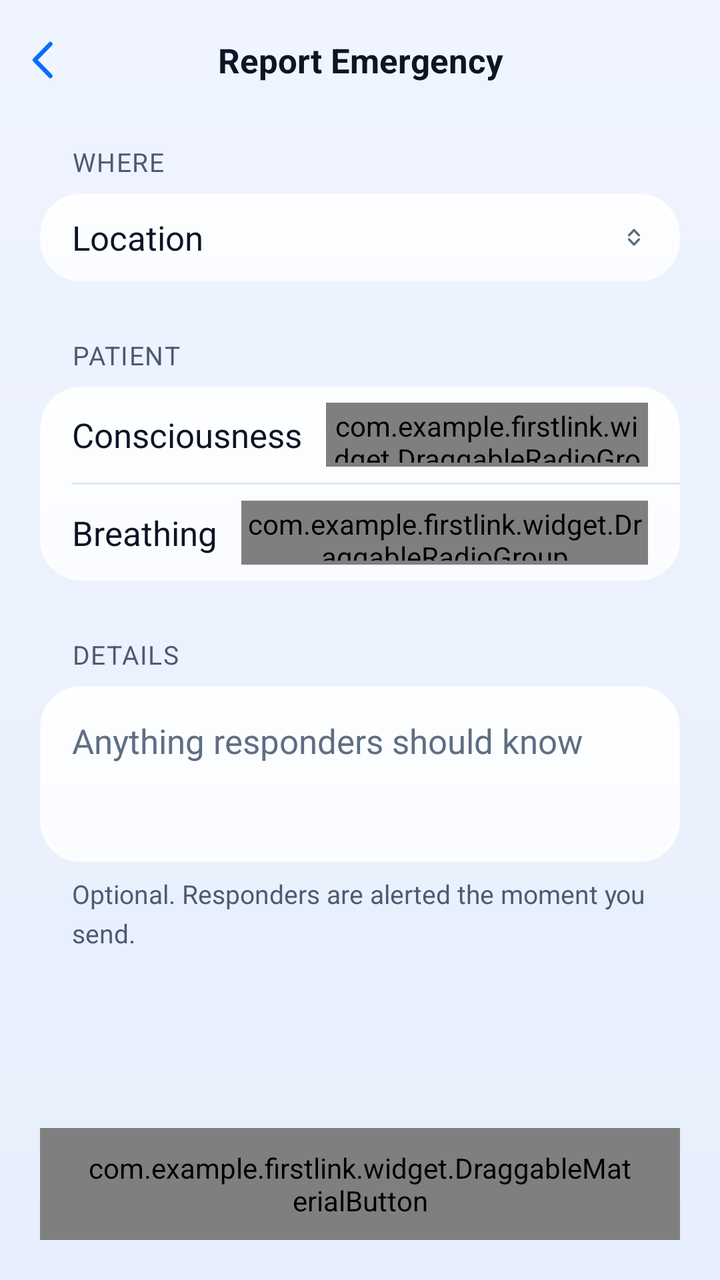
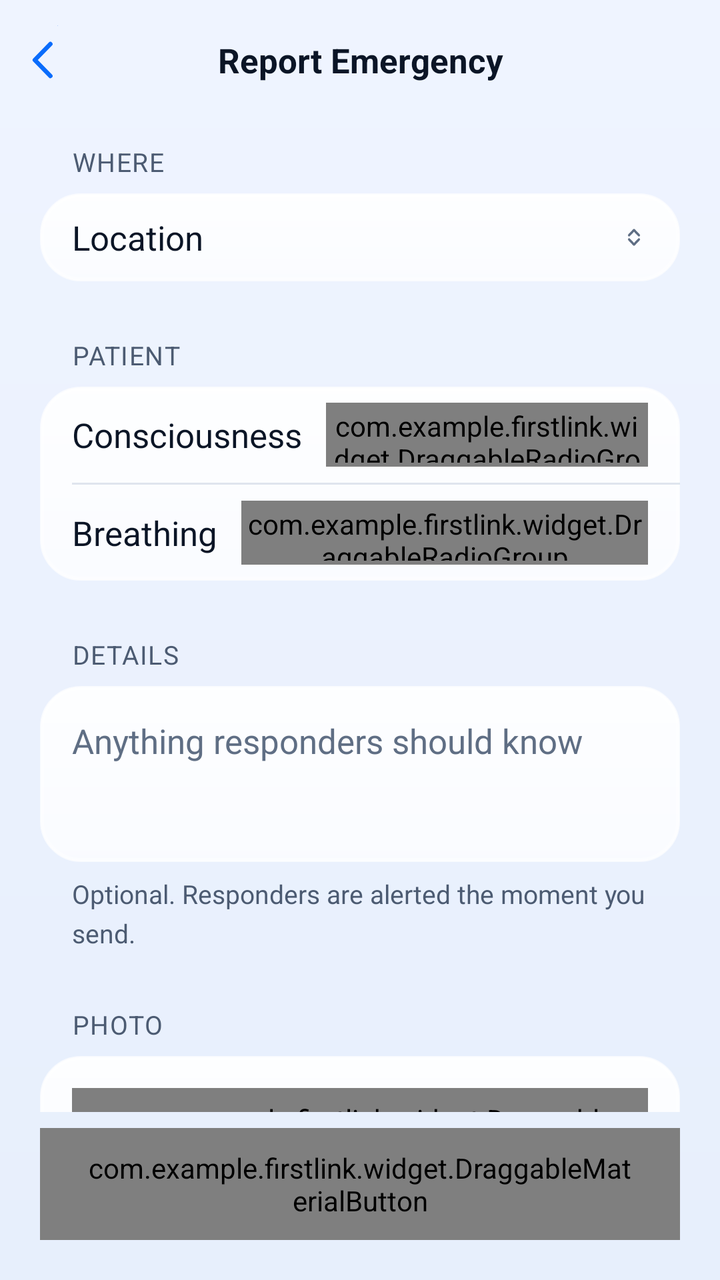

Compare the two renders of this Android layout. The source of the first and the diff that turns it into the second are given below.
<!-- AndroidManifest.xml: application theme Theme.FirstLink -->
<!-- res/layout/attendee_emergency.xml -->
<?xml version="1.0" encoding="utf-8"?>
<LinearLayout xmlns:android="http://schemas.android.com/apk/res/android"
    xmlns:app="http://schemas.android.com/apk/res-auto"
    android:id="@+id/attendee_emergency"
    android:fitsSystemWindows="true"
    android:layout_width="match_parent"
    android:layout_height="match_parent"
    android:background="@drawable/bg_page_glass"
    android:orientation="vertical">

    
    <FrameLayout
        android:layout_width="match_parent"
        android:layout_height="44dp"
        android:layout_marginTop="8dp">

        <TextView
            android:layout_width="match_parent"
            android:layout_height="match_parent"
            android:gravity="center"
            android:text="Report Emergency"
            android:textColor="@color/text_primary"
            android:textSize="17sp"
            android:textStyle="bold" />

        <ImageButton
            android:id="@+id/back_button"
            android:layout_width="44dp"
            android:layout_height="44dp"
            android:layout_gravity="start|center_vertical"
            android:background="?attr/selectableItemBackgroundBorderless"
            android:contentDescription="Back"
            android:padding="10dp"
            android:scaleType="fitCenter"
            android:src="@drawable/ic_back"
            android:tint="@color/brand_primary" />
    </FrameLayout>

    <ScrollView
        android:layout_width="match_parent"
        android:layout_height="0dp"
        android:layout_weight="1"
        android:clipToPadding="false"
        android:fillViewport="true"
        android:scrollbars="none">

        <LinearLayout
            android:layout_width="match_parent"
            android:layout_height="wrap_content"
            android:orientation="vertical"
            android:paddingBottom="24dp">

            
            <TextView
                android:layout_width="match_parent"
                android:layout_height="wrap_content"
                android:layout_marginStart="36dp"
                android:layout_marginTop="20dp"
                android:layout_marginEnd="36dp"
                android:layout_marginBottom="7dp"
                android:letterSpacing="0.04"
                android:text="Where"
                android:textAllCaps="true"
                android:textColor="@color/text_secondary"
                android:textSize="13sp" />

            <LinearLayout
                android:layout_width="match_parent"
                android:layout_height="wrap_content"
                android:layout_marginStart="20dp"
                android:layout_marginEnd="20dp"
                android:background="@drawable/bg_ios_group"
                android:orientation="vertical">

                <LinearLayout
                    android:layout_width="match_parent"
                    android:layout_height="44dp"
                    android:gravity="center_vertical"
                    android:orientation="horizontal">

                    <TextView
                        android:layout_width="wrap_content"
                        android:layout_height="wrap_content"
                        android:paddingStart="16dp"
                        android:paddingEnd="0dp"
                        android:text="Location"
                        android:textColor="@color/text_primary"
                        android:textSize="17sp" />

                    <Spinner
                        android:id="@+id/attendee_emergency_location_spinner"
                        android:layout_width="0dp"
                        android:layout_height="44dp"
                        android:layout_weight="1"
                        android:background="@null"
                        android:dropDownVerticalOffset="6dp"
                        android:dropDownWidth="match_parent"
                        android:overlapAnchor="false"
                        android:paddingStart="16dp"
                        android:paddingEnd="16dp"
                        android:popupBackground="@drawable/bg_dropdown_glass" />

                    <ImageView
                        android:layout_width="14dp"
                        android:layout_height="14dp"
                        android:layout_marginEnd="16dp"
                        android:contentDescription="@null"
                        android:src="@drawable/ic_sf_chevron_updown"
                        android:tint="@color/text_hint" />
                </LinearLayout>
            </LinearLayout>


            
            <TextView
                android:layout_width="match_parent"
                android:layout_height="wrap_content"
                android:layout_marginStart="36dp"
                android:layout_marginTop="28dp"
                android:layout_marginEnd="36dp"
                android:layout_marginBottom="7dp"
                android:letterSpacing="0.04"
                android:text="Patient"
                android:textAllCaps="true"
                android:textColor="@color/text_secondary"
                android:textSize="13sp" />

            <LinearLayout
                android:layout_width="match_parent"
                android:layout_height="wrap_content"
                android:layout_marginStart="20dp"
                android:layout_marginEnd="20dp"
                android:background="@drawable/bg_ios_group"
                android:orientation="vertical">

                <LinearLayout
                    android:layout_width="match_parent"
                    android:layout_height="wrap_content"
                    android:gravity="center_vertical"
                    android:minHeight="44dp"
                    android:orientation="horizontal"
                    android:paddingStart="16dp"
                    android:paddingTop="8dp"
                    android:paddingEnd="16dp"
                    android:paddingBottom="8dp">

                    <TextView
                        android:layout_width="wrap_content"
                        android:layout_height="wrap_content"
                        android:layout_marginEnd="12dp"
                        android:text="Consciousness"
                        android:textColor="@color/text_primary"
                        android:textSize="17sp" />

                    <com.example.firstlink.widget.DraggableRadioGroup
                        android:id="@+id/attendee_emergency_consciousness_group"
                        android:layout_width="0dp"
                        android:layout_height="32dp"
                        android:layout_weight="1"
                        android:background="@drawable/bg_ios_seg_track"
                        android:orientation="horizontal"
                        android:padding="2dp">

                        <RadioButton
                            android:id="@+id/attendee_emergency_conscious"
                            android:layout_width="0dp"
                            android:layout_height="match_parent"
                            android:layout_weight="1"
                            android:background="@drawable/bg_ios_seg_item"
                            android:button="@null"
                            android:gravity="center"
                            android:paddingStart="0dp"
                            android:paddingEnd="0dp"
                            android:text="Awake"
                            android:textColor="@color/text_primary"
                            android:textSize="13sp" />

                        <RadioButton
                            android:id="@+id/attendee_emergency_unconscious"
                            android:layout_width="0dp"
                            android:layout_height="match_parent"
                            android:layout_weight="1"
                            android:background="@drawable/bg_ios_seg_item"
                            android:button="@null"
                            android:gravity="center"
                            android:paddingStart="0dp"
                            android:paddingEnd="0dp"
                            android:text="Out"
                            android:textColor="@color/text_primary"
                            android:textSize="13sp" />

                        <RadioButton
                            android:id="@+id/attendee_emergency_consciousness_unknown"
                            android:layout_width="0dp"
                            android:layout_height="match_parent"
                            android:layout_weight="1"
                            android:background="@drawable/bg_ios_seg_item"
                            android:button="@null"
                            android:gravity="center"
                            android:paddingStart="0dp"
                            android:paddingEnd="0dp"
                            android:text="?"
                            android:textColor="@color/text_primary"
                            android:textSize="13sp" />
                    </com.example.firstlink.widget.DraggableRadioGroup>
                </LinearLayout>

                <View
                    android:layout_width="match_parent"
                    android:layout_height="1dp"
                    android:layout_marginStart="16dp"
                    android:background="@drawable/bg_ios_separator" />

                <LinearLayout
                    android:layout_width="match_parent"
                    android:layout_height="wrap_content"
                    android:gravity="center_vertical"
                    android:minHeight="44dp"
                    android:orientation="horizontal"
                    android:paddingStart="16dp"
                    android:paddingTop="8dp"
                    android:paddingEnd="16dp"
                    android:paddingBottom="8dp">

                    <TextView
                        android:layout_width="wrap_content"
                        android:layout_height="wrap_content"
                        android:layout_marginEnd="12dp"
                        android:text="Breathing"
                        android:textColor="@color/text_primary"
                        android:textSize="17sp" />

                    <com.example.firstlink.widget.DraggableRadioGroup
                        android:id="@+id/attendee_emergency_breathing_group"
                        android:layout_width="0dp"
                        android:layout_height="32dp"
                        android:layout_weight="1"
                        android:background="@drawable/bg_ios_seg_track"
                        android:orientation="horizontal"
                        android:padding="2dp">

                        <RadioButton
                            android:id="@+id/attendee_emergency_breathing"
                            android:layout_width="0dp"
                            android:layout_height="match_parent"
                            android:layout_weight="1"
                            android:background="@drawable/bg_ios_seg_item"
                            android:button="@null"
                            android:gravity="center"
                            android:paddingStart="0dp"
                            android:paddingEnd="0dp"
                            android:text="Yes"
                            android:textColor="@color/text_primary"
                            android:textSize="13sp" />

                        <RadioButton
                            android:id="@+id/attendee_emergency_not_breathing"
                            android:layout_width="0dp"
                            android:layout_height="match_parent"
                            android:layout_weight="1"
                            android:background="@drawable/bg_ios_seg_item"
                            android:button="@null"
                            android:gravity="center"
                            android:paddingStart="0dp"
                            android:paddingEnd="0dp"
                            android:text="No"
                            android:textColor="@color/text_primary"
                            android:textSize="13sp" />

                        <RadioButton
                            android:id="@+id/attendee_emergency_breathing_unknown"
                            android:layout_width="0dp"
                            android:layout_height="match_parent"
                            android:layout_weight="1"
                            android:background="@drawable/bg_ios_seg_item"
                            android:button="@null"
                            android:gravity="center"
                            android:paddingStart="0dp"
                            android:paddingEnd="0dp"
                            android:text="?"
                            android:textColor="@color/text_primary"
                            android:textSize="13sp" />
                    </com.example.firstlink.widget.DraggableRadioGroup>
                </LinearLayout>
            </LinearLayout>

            
            <TextView
                android:layout_width="match_parent"
                android:layout_height="wrap_content"
                android:layout_marginStart="36dp"
                android:layout_marginTop="28dp"
                android:layout_marginEnd="36dp"
                android:layout_marginBottom="7dp"
                android:letterSpacing="0.04"
                android:text="Details"
                android:textAllCaps="true"
                android:textColor="@color/text_secondary"
                android:textSize="13sp" />

            <LinearLayout
                android:layout_width="match_parent"
                android:layout_height="wrap_content"
                android:layout_marginStart="20dp"
                android:layout_marginEnd="20dp"
                android:background="@drawable/bg_ios_group"
                android:orientation="vertical">

                <EditText
                    android:id="@+id/attendee_emergency_description"
                    android:layout_width="match_parent"
                    android:layout_height="wrap_content"
                    android:background="@null"
                    android:gravity="top|start"
                    android:hint="Anything responders should know"
                    android:inputType="textCapSentences|textMultiLine"
                    android:lineSpacingMultiplier="1.25"
                    android:maxLines="6"
                    android:minHeight="88dp"
                    android:padding="16dp"
                    android:textColor="@color/text_primary"
                    android:textColorHint="@color/text_hint"
                    android:textSize="17sp" />
            </LinearLayout>

            <TextView
                android:layout_width="match_parent"
                android:layout_height="wrap_content"
                android:layout_marginStart="36dp"
                android:layout_marginTop="7dp"
                android:layout_marginEnd="36dp"
                android:lineSpacingMultiplier="1.25"
                android:text="Optional. Responders are alerted the moment you send."
                android:textColor="@color/text_secondary"
                android:textSize="13sp" />
        </LinearLayout>
    </ScrollView>

    
    <LinearLayout
        android:layout_width="match_parent"
        android:layout_height="wrap_content"
        android:orientation="vertical"
        android:paddingStart="20dp"
        android:paddingTop="8dp"
        android:paddingEnd="20dp"
        android:paddingBottom="20dp">

        <com.example.firstlink.widget.DraggableMaterialButton
            android:id="@+id/attendee_emergency_send_button"
            style="@style/Widget.FirstLink.Button.Danger"
            android:layout_width="match_parent"
            android:layout_height="56dp"
            android:elevation="0dp"
            android:insetTop="0dp"
            android:insetBottom="0dp"
            android:stateListAnimator="@null"
            android:text="Send Emergency"
            android:textColor="@color/white"
            android:textSize="17sp"
            android:textStyle="bold"
            app:backgroundTint="@color/danger"
            app:cornerRadius="28dp"
            app:elevation="0dp"
            app:icon="@drawable/ic_sf_exclamationmark_triangle_fill"
            app:iconGravity="textStart"
            app:iconPadding="8dp"
            app:iconSize="20dp"
            app:iconTint="@color/white"
            app:strokeWidth="0dp" />
    </LinearLayout>
</LinearLayout>
<!-- resources referenced by this layout -->
<resources>
  <color name="brand_primary">#0A6CFC</color>
  <color name="danger">#D70015</color>
  <color name="text_hint">#5F6E84</color>
  <color name="text_primary">#0B1526</color>
  <color name="text_secondary">#4C5B72</color>
  <color name="white">#FFFFFFFF</color>
  <!-- drawable bg_ios_separator (drawable) -->
  <?xml version="1.0" encoding="utf-8"?>
  <shape xmlns:android="http://schemas.android.com/apk/res/android" android:shape="rectangle">
      <solid android:color="@color/border_light" />
  </shape>
  <style name="Theme.FirstLink" parent="Base.Theme.FirstLink" />
  <color name="dialog_glass_surface">#F0F7FAFF</color>
  <color name="glass_rim">#B3FFFFFF</color>
  <color name="glass_sheen_bottom">#B8FFFFFF</color>
  <color name="glass_sheen_top">#E6FFFFFF</color>
  <color name="glass_rim_inner">#59FFFFFF</color>
  <color name="glass_card_bottom">#A8FFFFFF</color>
  <color name="glass_card_top">#D6FFFFFF</color>
  <color name="glass_well_bottom">#CCFFFFFF</color>
  <color name="glass_well_top">#66E2EAF7</color>
  <color name="border_light">#26355C8C</color>
  <color name="page_bottom">#E7EFFC</color>
  <color name="page_top">#EFF4FF</color>
  <color name="bloom_brand_clear">#000A6CFC</color>
  <color name="bloom_brand">#4D0A6CFC</color>
  <color name="bloom_sky_clear">#0000A3FF</color>
  <color name="bloom_sky">#4700A3FF</color>
  <color name="bloom_white_clear">#00FFFFFF</color>
  <color name="bloom_white">#B3FFFFFF</color>
  <color name="danger_glow">#D70015</color>
  <style name="ShapeAppearance.FirstLink.Pill" parent="">
          <item name="cornerFamily">rounded</item>
          <item name="cornerSize">50%</item>
      </style>
  <color name="brand_primary_container">#240A6CFC</color>
  <color name="brand_on_primary_container">#0B47B0</color>
  <color name="surface">#EFF4FF</color>
  <style name="ShapeAppearance.FirstLink.Small" parent="ShapeAppearance.Material3.SmallComponent">
          <item name="cornerSize">18dp</item>
      </style>
  <style name="ShapeAppearance.FirstLink.Medium" parent="ShapeAppearance.Material3.MediumComponent">
          <item name="cornerSize">24dp</item>
      </style>
  <style name="ShapeAppearance.FirstLink.Large" parent="ShapeAppearance.Material3.LargeComponent">
          <item name="cornerSize">30dp</item>
      </style>
  <color name="brand_glow">#0A6CFC</color>
  <color name="text_body">#33425A</color>
  <color name="glass_fill">#A6FFFFFF</color>
  <color name="glass_border_strong">#59839FC4</color>
  <color name="glass_ripple">#3D0A6CFC</color>
  <!-- unchanged entries left out for length: 16 -->
</resources>

<!-- the commit's change to res/layout/attendee_emergency.xml (unified diff, before → after) -->
@@ -333,6 +333,63 @@
                 android:text="Optional. Responders are alerted the moment you send."
                 android:textColor="@color/text_secondary"
                 android:textSize="13sp" />
+
+            
+            <TextView
+                android:layout_width="match_parent"
+                android:layout_height="wrap_content"
+                android:layout_marginStart="36dp"
+                android:layout_marginTop="28dp"
+                android:layout_marginEnd="36dp"
+                android:layout_marginBottom="7dp"
+                android:letterSpacing="0.04"
+                android:text="Photo"
+                android:textAllCaps="true"
+                android:textColor="@color/text_secondary"
+                android:textSize="13sp" />
+
+            <LinearLayout
+                android:layout_width="match_parent"
+                android:layout_height="wrap_content"
+                android:layout_marginStart="20dp"
+                android:layout_marginEnd="20dp"
+                android:background="@drawable/bg_ios_group"
+                android:orientation="vertical"
+                android:padding="16dp">
+
+                <com.example.firstlink.widget.DraggableMaterialButton
+                    android:id="@+id/attendee_emergency_photo_button"
+                    style="@style/Widget.FirstLink.Button.Outlined"
+                    android:layout_width="match_parent"
+                    android:layout_height="44dp"
+                    android:elevation="0dp"
+                    android:insetTop="0dp"
+                    android:insetBottom="0dp"
+                    android:stateListAnimator="@null"
+                    android:text="Add Photo"
+                    android:textColor="@color/brand_primary"
+                    android:textSize="15sp"
+                    app:backgroundTint="@color/card_surface"
+                    app:cornerRadius="22dp"
+                    app:elevation="0dp"
+                    app:icon="@drawable/ic_sf_camera_fill"
+                    app:iconGravity="textStart"
+                    app:iconPadding="8dp"
+                    app:iconSize="18dp"
+                    app:iconTint="@color/brand_primary"
+                    app:strokeColor="@color/border_light"
+                    app:strokeWidth="1dp" />
+
+                <ImageView
+                    android:id="@+id/attendee_emergency_photo_preview"
+                    android:layout_width="match_parent"
+                    android:layout_height="160dp"
+                    android:layout_marginTop="12dp"
+                    android:adjustViewBounds="true"
+                    android:contentDescription="Attached photo"
+                    android:scaleType="centerCrop"
+                    android:visibility="gone" />
+            </LinearLayout>
         </LinearLayout>
     </ScrollView>
 
<!-- resource entries referenced after the edit -->
@@ -1,6 +1,7 @@
 <!-- resources referenced by this layout -->
 <resources>
   <color name="brand_primary">#0A6CFC</color>
+  <color name="card_surface">#CCFFFFFF</color>
   <color name="danger">#D70015</color>
   <color name="text_hint">#5F6E84</color>
   <color name="text_primary">#0B1526</color>
@@ -11,6 +12,27 @@
   <shape xmlns:android="http://schemas.android.com/apk/res/android" android:shape="rectangle">
       <solid android:color="@color/border_light" />
   </shape>
+  <!-- drawable ic_sf_camera_fill (drawable) -->
+  <vector xmlns:android="http://schemas.android.com/apk/res/android"
+      android:width="24dp"
+      android:height="24dp"
+      android:viewportWidth="24"
+      android:viewportHeight="24">
+      <path
+          android:fillColor="#FFFFFF"
+          android:fillType="evenOdd"
+          android:pathData="M9.2,3.6 H14.8 L16.1,5.8 H19.4 A2.6,2.6 0 0,1 22,8.4 V17.8 A2.6,2.6 0 0,1 19.4,20.4 H4.6 A2.6,2.6 0 0,1 2,17.8 V8.4 A2.6,2.6 0 0,1 4.6,5.8 H7.9 Z M16.4,13.1 A4.4,4.4 0 1,1 7.6,13.1 A4.4,4.4 0 1,1 16.4,13.1 Z M14.4,13.1 A2.4,2.4 0 1,1 9.6,13.1 A2.4,2.4 0 1,1 14.4,13.1 Z" />
+  </vector>
+  <style name="Widget.FirstLink.Button.Outlined" parent="Widget.FirstLink.Button">
+          <item name="backgroundTint">@color/glass_fill</item>
+          <item name="android:textColor">@color/brand_primary</item>
+          <item name="iconTint">@color/brand_primary</item>
+          <item name="strokeWidth">1dp</item>
+          <item name="strokeColor">@color/glass_border_strong</item>
+          <item name="android:elevation">0dp</item>
+          <item name="elevation">0dp</item>
+          <item name="rippleColor">@color/glass_ripple</item>
+      </style>
   <style name="Theme.FirstLink" parent="Base.Theme.FirstLink" />
   <color name="dialog_glass_surface">#F0F7FAFF</color>
   <color name="glass_rim">#B3FFFFFF</color>
